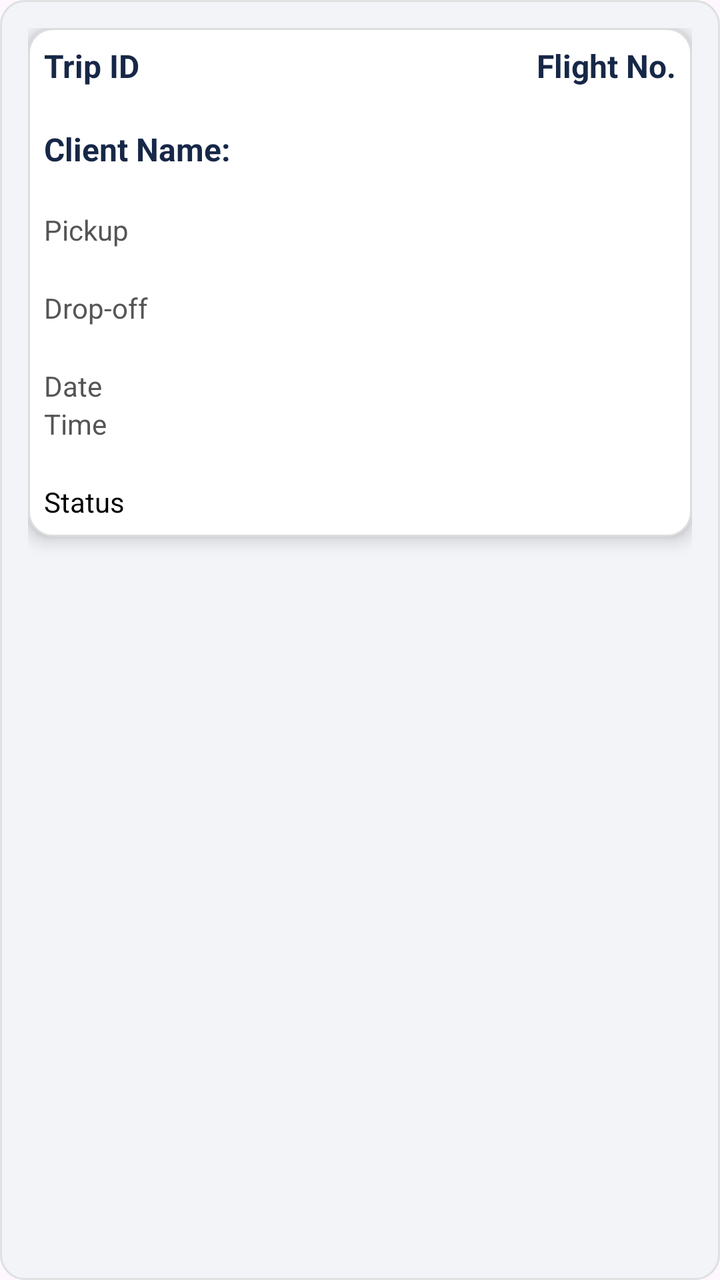
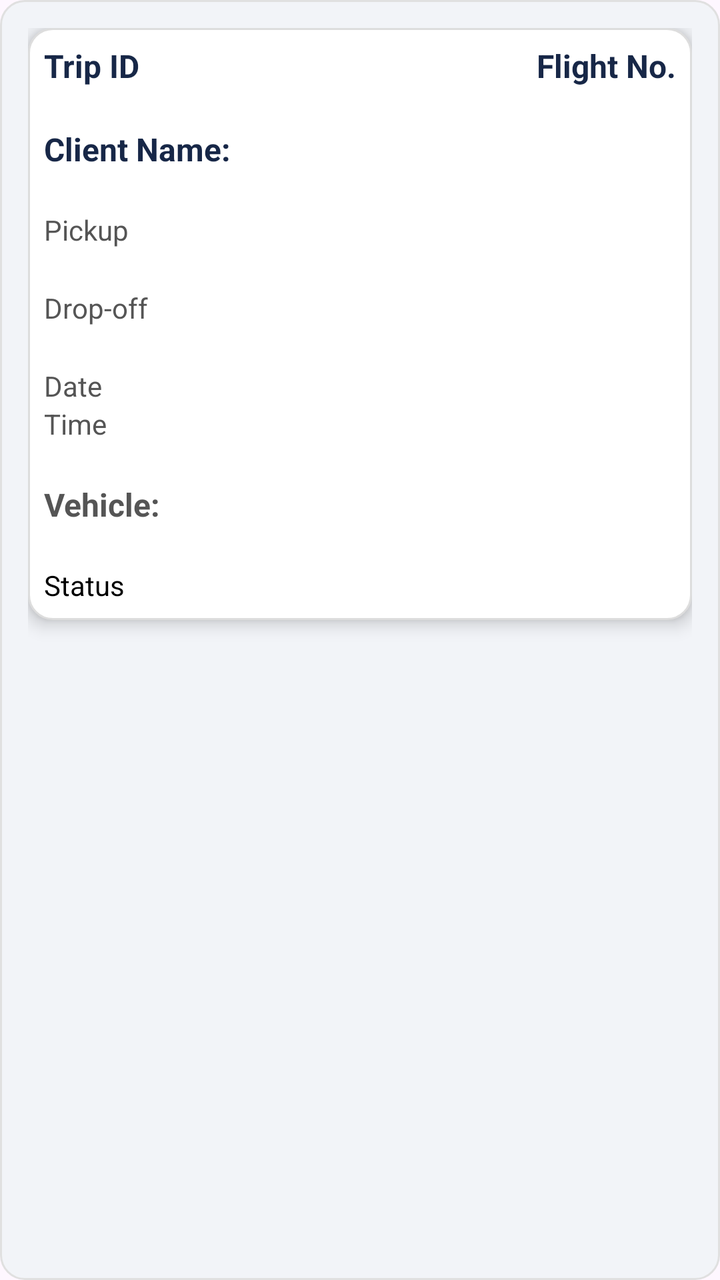

Screens rendered from an Android XML layout before and after an edit, with the pre-edit source and the edit as a unified diff.
<!-- AndroidManifest.xml: application theme Theme.OLStar -->
<!-- res/layout/item_trip.xml -->
<?xml version="1.0" encoding="utf-8"?>
<LinearLayout xmlns:android="http://schemas.android.com/apk/res/android"
    android:layout_width="match_parent"
    android:layout_height="wrap_content"
    android:layout_marginBottom="10dp"
    android:background="@drawable/dashboard_card_bg"
    android:padding="14dp"
    android:orientation="vertical">

    
    <LinearLayout
        android:id="@+id/dateHeaderLayout"
        android:layout_width="match_parent"
        android:layout_height="wrap_content"
        android:orientation="vertical"
        android:background="#F5F5F5"
        android:paddingTop="12dp"
        android:paddingBottom="12dp"
        android:visibility="gone">

        
        <View
            android:id="@+id/headerDividerTop"
            android:layout_width="match_parent"
            android:layout_height="1dp"
            android:background="#CCCCCC"
            android:layout_marginBottom="12dp"/>

        
        <TextView
            android:id="@+id/tvHeaderTitle"
            android:layout_width="wrap_content"
            android:layout_height="wrap_content"
            android:layout_marginStart="16dp"
            android:textSize="18sp"
            android:textStyle="bold"
            android:textColor="#333333"
            android:text="TODAY'S TRIPS - Wednesday, February 12, 2025"/>

        
        <View
            android:layout_width="match_parent"
            android:layout_height="1dp"
            android:background="#CCCCCC"
            android:layout_marginTop="12dp"/>

    </LinearLayout>

    
    <LinearLayout
        android:id="@+id/mainCard"
        android:layout_width="match_parent"
        android:layout_height="wrap_content"
        android:orientation="vertical"
        android:background="@drawable/bg_card"
        android:elevation="5dp">

        
        <LinearLayout
            android:layout_width="match_parent"
            android:layout_height="wrap_content"
            android:orientation="horizontal">

            <TextView
                android:id="@+id/tvTripId"
                android:text="Trip ID"
                android:textStyle="bold"
                android:textSize="16sp"
                android:textColor="#172747"
                android:layout_width="0dp"
                android:layout_weight="1"
                android:layout_height="wrap_content"/>

            <TextView
                android:id="@+id/tvFlightNo"
                android:text="Flight No."
                android:textStyle="bold"
                android:textSize="16sp"
                android:textColor="#172747"
                android:layout_width="wrap_content"
                android:layout_height="wrap_content"/>
        </LinearLayout>

        
        <LinearLayout
            android:layout_width="match_parent"
            android:layout_height="wrap_content"
            android:orientation="horizontal"
            android:layout_marginTop="20dp">

            <TextView
                android:id="@+id/tvClientName"
                android:text="Client Name: "
                android:textStyle="bold"
                android:textSize="16sp"
                android:textColor="#172747"
                android:layout_width="0dp"
                android:layout_weight="1"
                android:layout_height="wrap_content"/>

            <TextView
                android:id="@+id/tvContactNumber"
                android:text="Contact No.: "
                android:textStyle="bold"
                android:textSize="16sp"
                android:textColor="#172747"
                android:layout_width="wrap_content"
                android:layout_height="wrap_content"
                android:visibility="gone"/>
        </LinearLayout>

        
        <TextView
            android:id="@+id/tvPickup"
            android:text="Pickup"
            android:textSize="14sp"
            android:textColor="#555555"
            android:layout_marginTop="20dp"
            android:layout_width="wrap_content"
            android:layout_height="wrap_content"/>

        <TextView
            android:id="@+id/tvDropoff"
            android:text="Drop-off"
            android:textSize="14sp"
            android:layout_marginTop="20dp"
            android:textColor="#555555"
            android:layout_width="wrap_content"
            android:layout_height="wrap_content"/>

        
        <TextView
            android:id="@+id/tvDate"
            android:text="Date"
            android:textSize="14sp"
            android:textColor="#555555"
            android:layout_marginTop="20dp"
            android:layout_width="wrap_content"
            android:layout_height="wrap_content"/>

        <TextView
            android:id="@+id/tvTime"
            android:text="Time"
            android:textSize="14sp"
            android:textColor="#555555"
            android:layout_width="wrap_content"
            android:layout_height="wrap_content"/>

        
        <TextView
            android:id="@+id/tvStatus"
            android:text="Status"
            android:textSize="14sp"
            android:layout_marginTop="20dp"
            android:textColor="@android:color/black"
            android:layout_width="wrap_content"
            android:layout_height="wrap_content"/>

    </LinearLayout>

    
    <LinearLayout
        android:id="@+id/hiddenLayout"
        android:layout_width="match_parent"
        android:layout_height="wrap_content"
        android:orientation="vertical"
        android:visibility="gone"
        android:layout_marginTop="10dp">

        
        <LinearLayout
            android:layout_width="match_parent"
            android:layout_height="wrap_content"
            android:orientation="vertical"
            android:background="@drawable/bg_card"
            android:elevation="5dp"
            android:visibility="gone">

            <TextView
                android:id="@+id/ETA"
                android:layout_width="wrap_content"
                android:layout_height="wrap_content"
                android:text="Estimated Time of Arrival: "
                android:textColor="@android:color/black"
                android:textSize="15sp"/>

            <TextView
                android:id="@+id/ETAUpdate"
                android:layout_width="wrap_content"
                android:layout_height="wrap_content"
                android:text="Last updated: "
                android:textColor="@android:color/black"
                android:textSize="15sp"/>

            <TextView
                android:layout_width="wrap_content"
                android:layout_height="wrap_content"
                android:layout_marginTop="20dp"
                android:text="The estimated time of arrival might be off by 5 to 10 minutes. This information is calculated manually based on Aviation Edge Fetch API. For additional and more accurate information, visit FlightAware by clicking the button below."
                android:textColor="@android:color/black"
                android:textAlignment="center" />

        </LinearLayout>

        <LinearLayout
            android:layout_width="match_parent"
            android:layout_height="wrap_content"
            android:orientation="horizontal"
            android:weightSum="2"
            android:layout_marginTop="10dp">
            
            <androidx.appcompat.widget.AppCompatButton
                android:id="@+id/btnFlightAware"
                android:layout_width="wrap_content"
                android:layout_height="wrap_content"
                android:layout_gravity="center"
                android:layout_weight="1"
                android:layout_marginEnd="10dp"
                android:background="@drawable/bg_card"
                android:textColor="@android:color/black"
                android:text="Flight Number"/>

            
            <androidx.appcompat.widget.AppCompatButton
                android:id="@+id/backToActiveTrip"
                android:layout_width="wrap_content"
                android:layout_height="wrap_content"
                android:text="Google Maps"
                android:layout_marginStart="10dp"
                android:layout_weight="1"
                android:background="@drawable/bg_card"
                android:textColor="@android:color/black"
                android:textSize="18sp"/>

        </LinearLayout>

        
        <SeekBar
            android:id="@+id/slideConfirm"
            android:layout_width="match_parent"
            android:layout_height="64dp"
            android:layout_marginTop="8dp"
            android:max="100"
            android:progress="3"
            android:thumb="@drawable/slider_thumb"
            android:progressDrawable="@drawable/slider_track"
            android:splitTrack="false"/>

        
        <LinearLayout
            android:layout_width="match_parent"
            android:layout_height="wrap_content"
            android:orientation="horizontal"
            android:weightSum="2"
            android:layout_marginTop="10dp">

            <androidx.appcompat.widget.AppCompatButton
                android:id="@+id/copyClientName"
                android:layout_width="0dp"
                android:layout_height="wrap_content"
                android:layout_weight="1"
                android:text="Copy Client Name"
                android:background="@drawable/bg_card"
                android:textColor="@android:color/black"
                android:textSize="18sp"
                android:layout_marginEnd="10dp"/>

            <androidx.appcompat.widget.AppCompatButton
                android:id="@+id/copyContactNumber"
                android:layout_width="0dp"
                android:layout_height="wrap_content"
                android:layout_weight="1"
                android:text="Copy Contact Number"
                android:background="@drawable/bg_card"
                android:textColor="@android:color/black"
                android:textSize="18sp"
                android:layout_marginStart="10dp"/>
        </LinearLayout>

        
        <HorizontalScrollView
            android:layout_width="match_parent"
            android:layout_height="wrap_content"
            android:layout_marginTop="10dp">

            <LinearLayout
                android:layout_width="wrap_content"
                android:layout_height="wrap_content"
                android:orientation="horizontal">

                <androidx.appcompat.widget.AppCompatButton
                    android:id="@+id/sendItenary"
                    android:layout_width="wrap_content"
                    android:layout_height="wrap_content"
                    android:text="Send Itinerary"
                    android:background="@drawable/bg_card"
                    android:textColor="@android:color/black"
                    android:textSize="18sp"
                    android:layout_marginEnd="10dp"/>

                <androidx.appcompat.widget.AppCompatButton
                    android:id="@+id/arrivedPickup"
                    android:layout_width="wrap_content"
                    android:layout_height="wrap_content"
                    android:text="Driver Arrived at Pickup Point"
                    android:background="@drawable/bg_card"
                    android:textColor="@android:color/black"
                    android:textSize="18sp"
                    android:layout_marginEnd="10dp"/>

                <androidx.appcompat.widget.AppCompatButton
                    android:id="@+id/driverUpdate"
                    android:layout_width="wrap_content"
                    android:layout_height="wrap_content"
                    android:text="Request Client Update"
                    android:background="@drawable/bg_card"
                    android:textColor="@android:color/black"
                    android:textSize="18sp"
                    android:layout_marginEnd="10dp"/>

                <androidx.appcompat.widget.AppCompatButton
                    android:id="@+id/reviewAndRatings"
                    android:layout_width="wrap_content"
                    android:layout_height="wrap_content"
                    android:text="Review and Ratings"
                    android:background="@drawable/bg_card"
                    android:textColor="@android:color/black"
                    android:textSize="18sp"
                    android:layout_marginEnd="10dp"/>

                <androidx.appcompat.widget.AppCompatButton
                    android:id="@+id/overtimeMessage"
                    android:layout_width="wrap_content"
                    android:layout_height="wrap_content"
                    android:text="Overtime"
                    android:background="@drawable/bg_card"
                    android:textColor="@android:color/black"
                    android:textSize="18sp"/>
            </LinearLayout>
        </HorizontalScrollView>

        
        <androidx.appcompat.widget.AppCompatButton
            android:id="@+id/btnSetAlarm"
            android:layout_width="match_parent"
            android:layout_height="wrap_content"
            android:layout_marginTop="10dp"
            android:text="Set Alarm for Trip"
            android:background="@drawable/bg_card"
            android:textColor="@android:color/black"
            android:textSize="18sp"/>

        <LinearLayout
            android:id="@+id/statusContainer"
            android:layout_width="match_parent"
            android:layout_height="wrap_content"
            android:orientation="vertical"
            android:paddingTop="8dp"/>

    </LinearLayout>
</LinearLayout>
<!-- resources referenced by this layout -->
<resources>
  <!-- drawable bg_card (drawable) -->
  <?xml version="1.0" encoding="utf-8"?>
  <shape xmlns:android="http://schemas.android.com/apk/res/android">
  
      <solid android:color="#FFFFFF"/>
  
      <corners android:radius="12dp"/>
  
      <padding
          android:left="8dp"
          android:top="8dp"
          android:right="8dp"
          android:bottom="8dp"/>
  
      <stroke
          android:width="1dp"
          android:color="#DDDDDD"/>
  
  </shape>
  <!-- drawable dashboard_card_bg (drawable) -->
  <shape xmlns:android="http://schemas.android.com/apk/res/android"
      android:shape="rectangle">
      <solid android:color="#F2F4F8" />
      <corners android:radius="12dp" />
      <padding
          android:left="8dp"
          android:top="8dp"
          android:right="8dp"
          android:bottom="8dp"/>
      <stroke android:color="#E0E0E0" android:width="1dp" />
  </shape>
  <!-- drawable slider_thumb (drawable) -->
  <?xml version="1.0" encoding="utf-8"?>
  <layer-list xmlns:android="http://schemas.android.com/apk/res/android">
  
      
      <item>
          <shape android:shape="oval">
              <size
                  android:width="64dp"
                  android:height="64dp" />
              <solid android:color="@android:color/transparent" />
          </shape>
      </item>
  
      
      <item android:gravity="center">
          <bitmap
              android:src="@drawable/ic_slider_thumb"
              android:gravity="center"
              android:tileMode="disabled"
              android:width="32dp"
              android:height="32dp"
              android:tint="@android:color/holo_green_dark"/>
      </item>
  
  </layer-list>
  <!-- drawable slider_track (drawable) -->
  <?xml version="1.0" encoding="utf-8"?>
  <layer-list xmlns:android="http://schemas.android.com/apk/res/android">
  
      <item android:id="@android:id/background">
          <shape>
              <corners android:radius="20dp"/>
              <solid android:color="#E0E0E0"/>
          </shape>
      </item>
  
      <item android:id="@android:id/progress">
          <clip>
              <shape>
                  <corners android:radius="20dp"/>
                  <solid android:color="#A5D6A7"/>
              </shape>
          </clip>
      </item>
  
  </layer-list>
  <style name="Theme.OLStar" parent="Base.Theme.OLStar" />
  <!-- drawable ic_slider_thumb: png bitmap (drawable, 3269 bytes) -->
  <style name="Base.Theme.OLStar" parent="Theme.Material3.DayNight.NoActionBar">
          
          
      </style>
</resources>

<!-- the commit's change to res/layout/item_trip.xml (unified diff, before → after) -->
@@ -55,6 +55,17 @@
         android:background="@drawable/bg_card"
         android:elevation="5dp">
 
+        <TextView
+            android:id="@+id/tvQueueBadge"
+            android:layout_width="40dp"
+            android:layout_height="40dp"
+            android:background="@drawable/circle_blue_background"
+            android:gravity="center"
+            android:textColor="@android:color/white"
+            android:textSize="25sp"
+            android:textStyle="bold"
+            android:visibility="gone" />
+
         
         <LinearLayout
             android:layout_width="match_parent"
@@ -145,6 +156,16 @@
             android:textColor="#555555"
             android:layout_width="wrap_content"
             android:layout_height="wrap_content"/>
+
+        <TextView
+            android:id="@+id/tvVehicle"
+            android:layout_width="match_parent"
+            android:layout_height="wrap_content"
+            android:text="Vehicle:"
+            android:textSize="16sp"
+            android:textStyle="bold"
+            android:textColor="#555555"
+            android:layout_marginTop="20dp"/>
 
         
         <TextView
@@ -350,6 +371,17 @@
             android:textColor="@android:color/black"
             android:textSize="18sp"/>
 
+        
+        <androidx.appcompat.widget.AppCompatButton
+            android:id="@+id/btnClientNoShow"
+            android:layout_width="match_parent"
+            android:layout_height="wrap_content"
+            android:layout_marginTop="10dp"
+            android:text="Client No Show"
+            android:background="@drawable/bg_card"
+            android:textColor="@android:color/black"
+            android:textSize="18sp"/>
+
         <LinearLayout
             android:id="@+id/statusContainer"
             android:layout_width="match_parent"
<!-- resource entries referenced after the edit -->
@@ -18,6 +18,13 @@
           android:width="1dp"
           android:color="#DDDDDD"/>
   
+  </shape>
+  <!-- drawable circle_blue_background (drawable) -->
+  <?xml version="1.0" encoding="utf-8"?>
+  <shape xmlns:android="http://schemas.android.com/apk/res/android"
+      android:shape="oval">
+      <solid android:color="@android:color/holo_blue_bright" />
+      <size android:width="40dp" android:height="40dp" />
   </shape>
   <!-- drawable dashboard_card_bg (drawable) -->
   <shape xmlns:android="http://schemas.android.com/apk/res/android"
